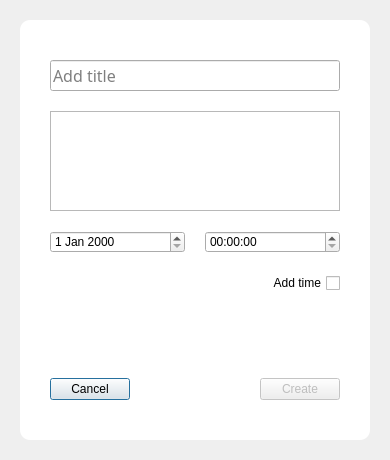
GorgeousOne/TaskManagementApp, file uis/res/ui_note_editor.ui: the form before one commit.
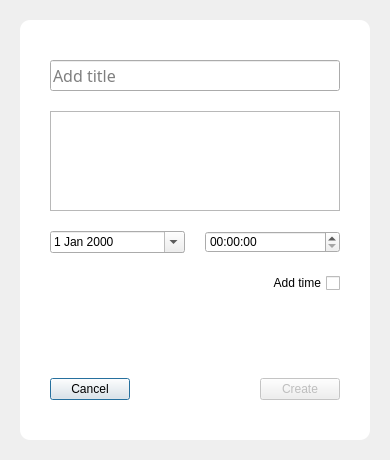
The form after the commit.

The edit to the form file:
```diff
--- a/uis/res/ui_note_editor.ui
+++ b/uis/res/ui_note_editor.ui
@@ -135,7 +135,11 @@
           <number>20</number>
          </property>
          <item row="0" column="0">
-          <widget class="QDateEdit" name="date_picker"/>
+          <widget class="QDateEdit" name="date_picker">
+           <property name="calendarPopup">
+            <bool>true</bool>
+           </property>
+          </widget>
          </item>
          <item row="0" column="1">
           <widget class="QTimeEdit" name="time_picker">
```
